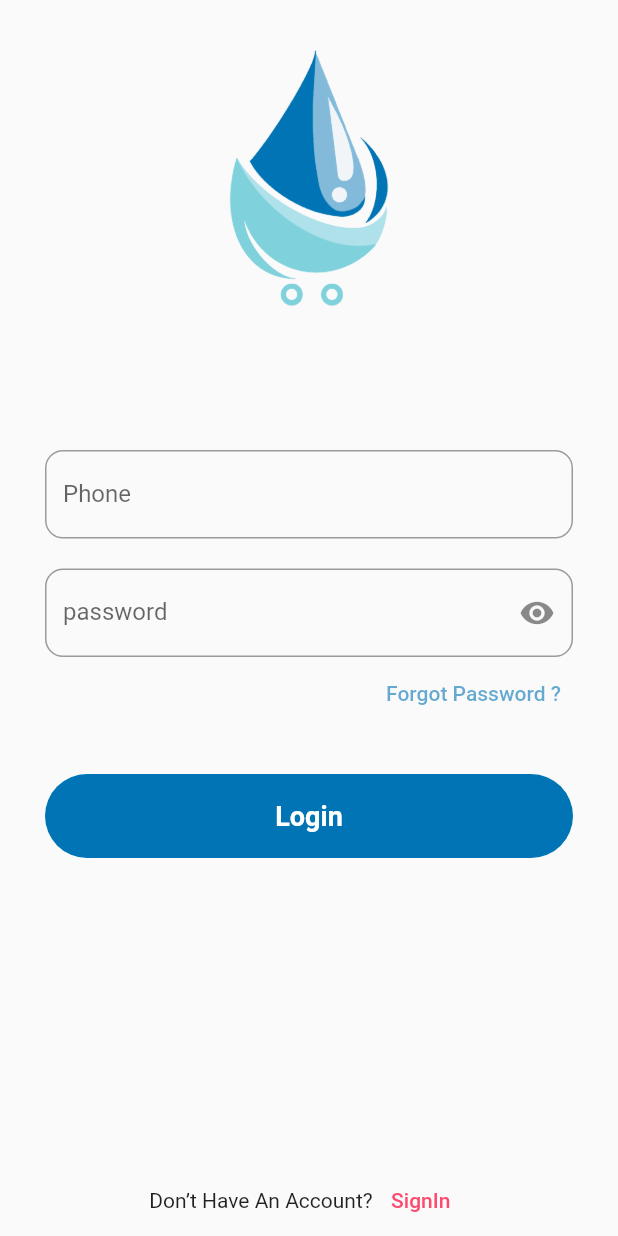
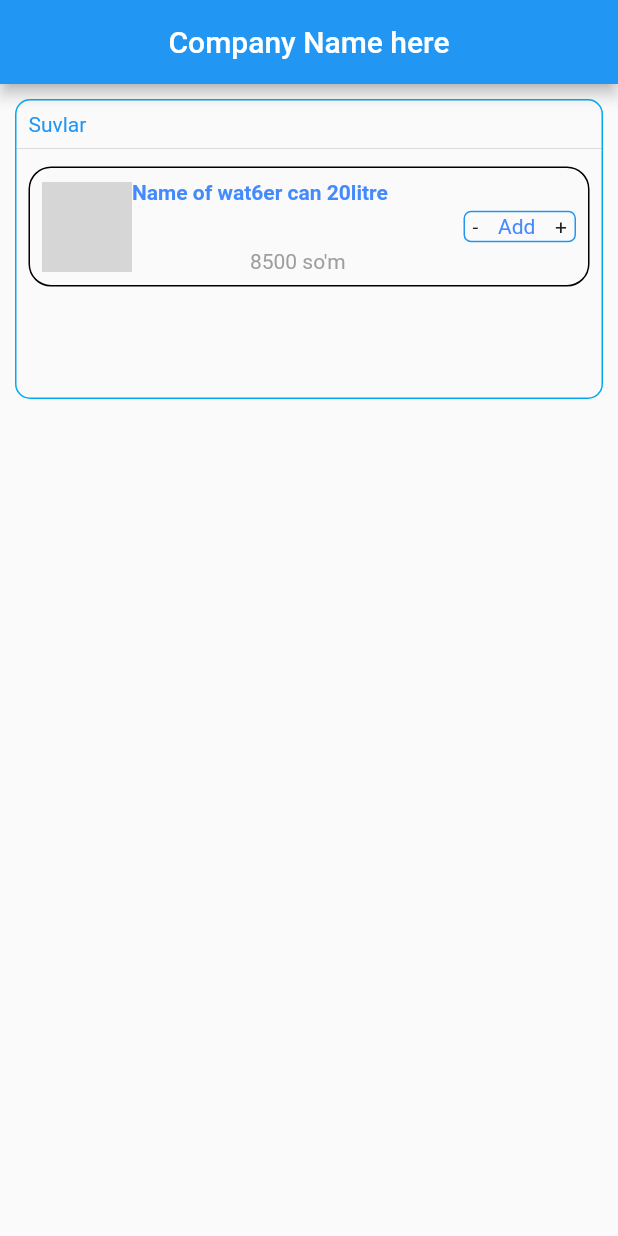
Before and after one commit to ShokhrukhDeveloper/water_tank_mobile, a Flutter app: the screen it shows after launch, on a phone screen of 412 x 824 dp. Run offline on Flutter 3.47's test engine with Material 2 defaults, Android fonts, the light colour scheme and no system bars; network calls fail; grey boxes are pictures that could not be loaded.

Commit message:
home_page

```diff
--- /dev/null
+++ b/lib/Pages/HomePage/HomePage.dart
@@ -0,0 +1,124 @@
+import 'package:flutter/material.dart';
+
+class HomePage extends StatefulWidget {
+  const HomePage({Key? key}) : super(key: key);
+
+  @override
+  State<HomePage> createState() => _HomePageState();
+}
+
+class _HomePageState extends State<HomePage> {
+  @override
+  Widget build(BuildContext context) {
+    return Scaffold(
+      appBar: AppBar(
+        title: const Text("Company Name here"),
+        centerTitle: true,
+      ),
+      body: SingleChildScrollView(
+        child: Column(
+          children: [
+            Container(
+              height: 200,
+              width: double.infinity,
+              margin: const EdgeInsets.all(10),
+              // padding: const EdgeInsets.all(5),
+              decoration: BoxDecoration(
+                border: Border.all(color: Colors.lightBlue),
+                borderRadius: BorderRadius.circular(10)
+              ),
+              child:  Column(
+                crossAxisAlignment: CrossAxisAlignment.start,
+                children: [
+                  const Padding(
+                    padding: EdgeInsets.only(top: 8,left: 8),
+                    child: Text("Suvlar",style: TextStyle(
+                    color: Colors.blue
+                    ),),
+                  ),
+                  const Divider(),
+                  Container(
+                    padding: const EdgeInsets.all(8),
+                    width: double.infinity,
+                    margin: EdgeInsets.symmetric(horizontal: 8,vertical: 4),
+                    height: 80,
+                    decoration: BoxDecoration(
+                      border: Border.all(color: Colors.black),
+                      borderRadius: BorderRadius.circular(15)
+                    ),
+                    child: Row(
+                      children: [
+                        Image.network("https://encrypted-tbn0.gstatic.com/images?q=tbn:ANd9GcQLcjNkl2MXOmYuUPey2aOKWlLTS4Uz8tFUZXIxaejxdA&s",
+                          width: 60,
+                          height: 60,),
+                      const Expanded(
+                        child: Column(
+                          mainAxisAlignment: MainAxisAlignment.spaceBetween,
+                          crossAxisAlignment: CrossAxisAlignment.start,
+                          children: [
+                            Text("Name of wat6er can 20litre",
+                            style: TextStyle(
+                              fontWeight: FontWeight.bold,
+                              color: Colors.blueAccent
+                            ),
+
+                            ),
+                            Center(
+                              child: Text("8500 so'm",
+                              style: TextStyle(
+                                fontWeight: FontWeight.w400,
+                                color: Colors.grey
+                              ),
+
+                              ),
+                            ),
+                          ],
+                        ),
+                      ),
+                        Container(
+                          width: 75,
+                          height: 21,
+                          decoration: BoxDecoration(
+                            borderRadius: BorderRadius.circular(5),
+                            border: Border.all(color: Colors.blue)
+                          ),
+                          child:  Row(
+                            mainAxisAlignment: MainAxisAlignment.spaceBetween,
+                            children: [
+                              InkWell(
+                                  onTap: (){},
+                                  child: Padding(
+                                padding: EdgeInsets.only(left: 5.0),
+                                child: Text("-"),
+                              )),
+                              Expanded(
+
+                                  child: Center(child: Text("Add",
+                                  style: TextStyle(
+                                      color: Colors.blueAccent
+                                  ),
+                                  ))),
+                              InkWell(
+                                  onTap: (){},
+                                  child: Padding(
+                                padding: EdgeInsets.only(right: 5.0),
+                                child: Text("+",
+                                style: TextStyle(),
+                                ),
+                              )),
+                            ],
+                          ),
+                        )
+
+                      ],
+                    ),
+                  ),
+                ],
+              ),
+            )
+          ],
+        ),
+      ),
+    );
+  }
+}
--- a/lib/main.dart
+++ b/lib/main.dart
@@ -1,4 +1,5 @@
 import 'package:flutter/material.dart';
+import 'package:water_tank_mobile/Pages/HomePage/HomePage.dart';
 
 import 'Pages/SignInPage/SignInPage.dart';
 
@@ -17,7 +18,7 @@ class MyApp extends StatelessWidget {
       theme: ThemeData(
         primarySwatch: Colors.blue,
       ),
-      home: const SignInPage(),
+      home: const HomePage(),
     );
   }
 }
```
Also changed, not shown: pubspec.lock, 1 other file.
